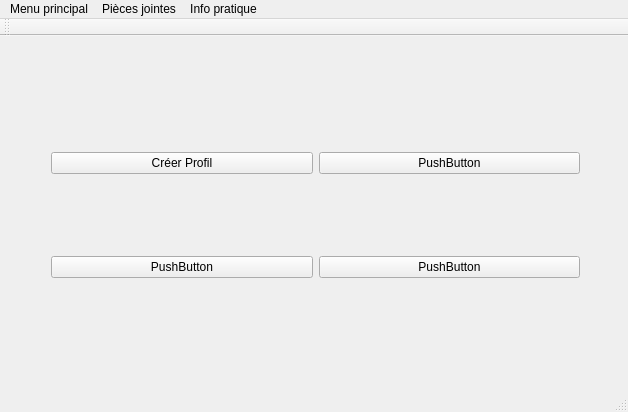
Qt form carnetNumerique/appligui.ui (snake-92/carnetMedicalNumerique) before a commit.
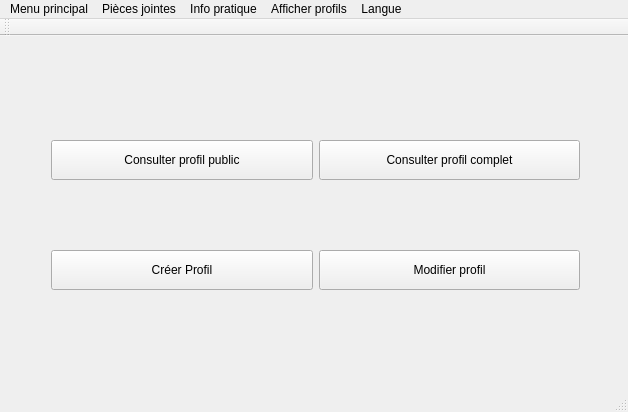
The same form after that commit.

Patch:
```diff
--- a/carnetNumerique/appligui.ui
+++ b/carnetNumerique/appligui.ui
@@ -27,16 +27,28 @@
      <item>
       <layout class="QHBoxLayout" name="horizontalLayout">
        <item>
-        <widget class="QPushButton" name="BoutonCreerProfil">
+        <widget class="QPushButton" name="pushButton_3">
+         <property name="minimumSize">
+          <size>
+           <width>0</width>
+           <height>40</height>
+          </size>
+         </property>
          <property name="text">
-          <string>Créer Profil</string>
+          <string>Consulter profil public</string>
          </property>
         </widget>
        </item>
        <item>
         <widget class="QPushButton" name="pushButton_2">
+         <property name="minimumSize">
+          <size>
+           <width>0</width>
+           <height>40</height>
+          </size>
+         </property>
          <property name="text">
-          <string>PushButton</string>
+          <string>Consulter profil complet</string>
          </property>
         </widget>
        </item>
@@ -45,16 +57,28 @@
      <item>
       <layout class="QHBoxLayout" name="horizontalLayout_2">
        <item>
-        <widget class="QPushButton" name="pushButton_3">
+        <widget class="QPushButton" name="BoutonCreerProfil">
+         <property name="minimumSize">
+          <size>
+           <width>0</width>
+           <height>40</height>
+          </size>
+         </property>
          <property name="text">
-          <string>PushButton</string>
+          <string>Créer Profil</string>
          </property>
         </widget>
        </item>
        <item>
         <widget class="QPushButton" name="pushButton_4">
+         <property name="minimumSize">
+          <size>
+           <width>0</width>
+           <height>40</height>
+          </size>
+         </property>
          <property name="text">
-          <string>PushButton</string>
+          <string>Modifier profil</string>
          </property>
         </widget>
        </item>
@@ -97,9 +121,21 @@
     <addaction name="separator"/>
     <addaction name="actionA_propos"/>
    </widget>
+   <widget class="QMenu" name="menuAfficher_profils">
+    <property name="title">
+     <string>Afficher profils</string>
+    </property>
+   </widget>
+   <widget class="QMenu" name="menuLangue">
+    <property name="title">
+     <string>Langue</string>
+    </property>
+   </widget>
    <addaction name="menumenu_principal"/>
    <addaction name="menuPi_ces_jointes"/>
    <addaction name="menuInfo_pratique"/>
+   <addaction name="menuAfficher_profils"/>
+   <addaction name="menuLangue"/>
   </widget>
   <widget class="QToolBar" name="mainToolBar">
    <attribute name="toolBarArea">
```
Left out of the diff: 24 changed lines with no effect on the pictures.
